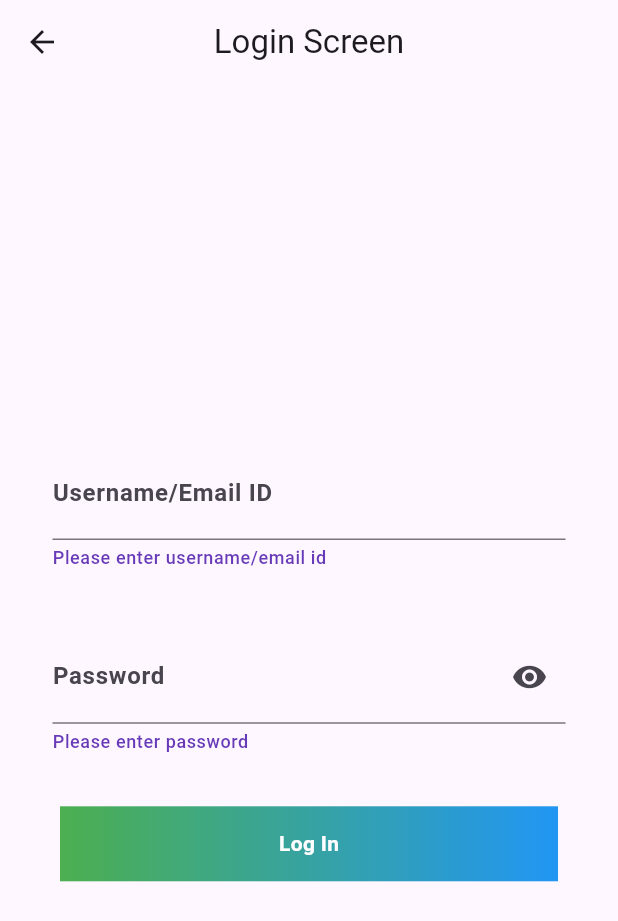
After one commit to shossain786/demo_app, a Flutter app: the screen it shows after launch, after a tap on "Go to Login", on a phone screen of 412 x 824 dp. The commit adds this screen. Shown: the top 921 px of the screen. Run offline on Flutter 3.47's test engine with Material 3 defaults, Android fonts, the phone set to English and light mode, and no system bars.

Commit message:
singin page added

```diff
--- a/lib/router_file.dart
+++ b/lib/router_file.dart
@@ -1,5 +1,6 @@
 import 'package:demo_app/error_screen.dart';
 import 'package:demo_app/screens/home/home_screen.dart';
+import 'package:demo_app/screens/login/signing_screen.dart';
 import 'package:demo_app/screens/welcome/welcome_screen.dart';
 import 'package:flutter/material.dart';
 
@@ -21,6 +22,15 @@ class RouterClass {
         return MaterialPageRoute(
           builder: (context) => HomeScreen(arguments: const {}),
         );
+      case '/login':
+        if (args is Map<String, dynamic>) {
+          return MaterialPageRoute(
+            builder: (context) => SigninScreen(arguments: args),
+          );
+        }
+        return MaterialPageRoute(
+          builder: (context) => SigninScreen(arguments: const {}),
+        );
       default:
         if (args is Map<String, dynamic>) {
           return MaterialPageRoute(
--- /dev/null
+++ b/lib/screens/login/signing_screen.dart
@@ -0,0 +1,129 @@
+// ignore_for_file: must_be_immutable
+
+import 'package:flutter/material.dart';
+import 'package:flutter/services.dart';
+
+class SigninScreen extends StatefulWidget {
+  late Map<String, dynamic> arguments;
+  SigninScreen({super.key, required this.arguments});
+
+  @override
+  State<SigninScreen> createState() => _SigninScreenState();
+}
+
+class _SigninScreenState extends State<SigninScreen> {
+  final TextEditingController _usernameController = TextEditingController();
+  final TextEditingController _passwordController = TextEditingController();
+  bool hidePassword = true;
+  @override
+  Widget build(BuildContext context) {
+    return Scaffold(
+      appBar: AppBar(
+        title: const Text('Login Screen'),
+        centerTitle: true,
+      ),
+      body: Center(
+        child: Column(
+          crossAxisAlignment: CrossAxisAlignment.center,
+          mainAxisAlignment: MainAxisAlignment.center,
+          children: [
+            //! username or email
+            Container(
+              margin: const EdgeInsets.symmetric(horizontal: 30, vertical: 10),
+              padding: const EdgeInsets.symmetric(vertical: 10, horizontal: 5),
+              child: TextFormField(
+                controller: _usernameController,
+                keyboardType: TextInputType.text,
+                inputFormatters: [
+                  FilteringTextInputFormatter.allow(RegExp(r'[a-zA-Z0-9@#_]'))
+                ],
+                decoration: const InputDecoration(
+                  prefix: Icon(Icons.person_sharp),
+                  prefixIconColor: Colors.purple,
+                  labelText: 'Username/Email ID',
+                  labelStyle: TextStyle(
+                    fontWeight: FontWeight.w600,
+                  ),
+                  helperText: 'Please enter username/email id',
+                  helperStyle: TextStyle(
+                    fontWeight: FontWeight.w500,
+                    color: Colors.deepPurple,
+                  ),
+                  hintText: 'saddam@mail.com',
+                  // errorText: (state is LoginForm)
+                ),
+              ),
+            ),
+            //! password field
+            Container(
+              margin: const EdgeInsets.symmetric(horizontal: 30, vertical: 10),
+              padding: const EdgeInsets.symmetric(vertical: 10, horizontal: 5),
+              child: TextFormField(
+                controller: _passwordController,
+                keyboardType: TextInputType.text,
+                obscureText: hidePassword,
+                obscuringCharacter: '*',
+                inputFormatters: [
+                  FilteringTextInputFormatter.allow(RegExp(r'[a-zA-Z0-9@#_]'))
+                ],
+                decoration: InputDecoration(
+                  prefix: const Icon(Icons.password),
+                  prefixIconColor: Colors.purple,
+                  suffixIcon: InkWell(
+                    onTap: () {
+                      setState(
+                        () {
+                          hidePassword = !hidePassword;
+                        },
+                      );
+                    },
+                    child: Icon(
+                      (hidePassword == true)
+                          ? Icons.visibility
+                          : Icons.visibility_off,
+                    ),
+                  ),
+                  labelText: 'Password',
+                  labelStyle: const TextStyle(
+                    fontWeight: FontWeight.w600,
+                  ),
+                  helperText: 'Please enter password',
+                  helperStyle: const TextStyle(
+                    fontWeight: FontWeight.w500,
+                    color: Colors.deepPurple,
+                  ),
+
+                  // errorText: (state is LoginForm)
+                ),
+              ),
+            ),
+            Container(
+              margin: const EdgeInsets.symmetric(vertical: 10, horizontal: 30),
+              padding: const EdgeInsets.symmetric(vertical: 5, horizontal: 10),
+              child: InkWell(
+                child: Container(
+                  height: 50,
+                  decoration: const BoxDecoration(
+                    gradient: LinearGradient(
+                      colors: [
+                        Colors.green,
+                        Colors.blue,
+                      ],
+                    ),
+                  ),
+                  child: const Center(
+                    child: Text(
+                      'Log In',
+                      style: TextStyle(
+                          color: Colors.white, fontWeight: FontWeight.bold),
+                    ),
+                  ),
+                ),
+              ),
+            ),
+          ],
+        ),
+      ),
+    );
+  }
+}
--- a/lib/screens/welcome/welcome_screen.dart
+++ b/lib/screens/welcome/welcome_screen.dart
@@ -19,11 +19,11 @@ class WelcomeScreen extends StatelessWidget {
             const SizedBox(height: 40),
             ElevatedButton.icon(
               onPressed: () {
-                Navigator.pushNamed(context, '/home',
+                Navigator.pushNamed(context, '/login',
                     arguments: {'name': 'Saddam'});
               },
               icon: const Icon(Icons.home),
-              label: const Text('Go to home'),
+              label: const Text('Go to Login'),
             )
           ],
         ),
```
Also changed, not shown: pubspec.lock.
